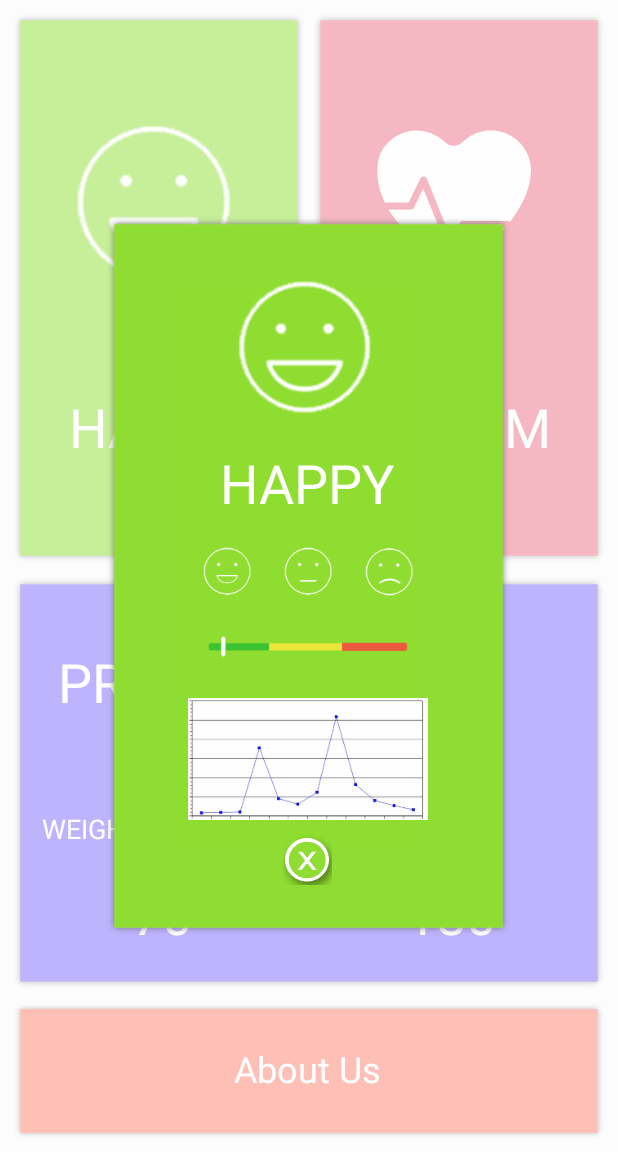
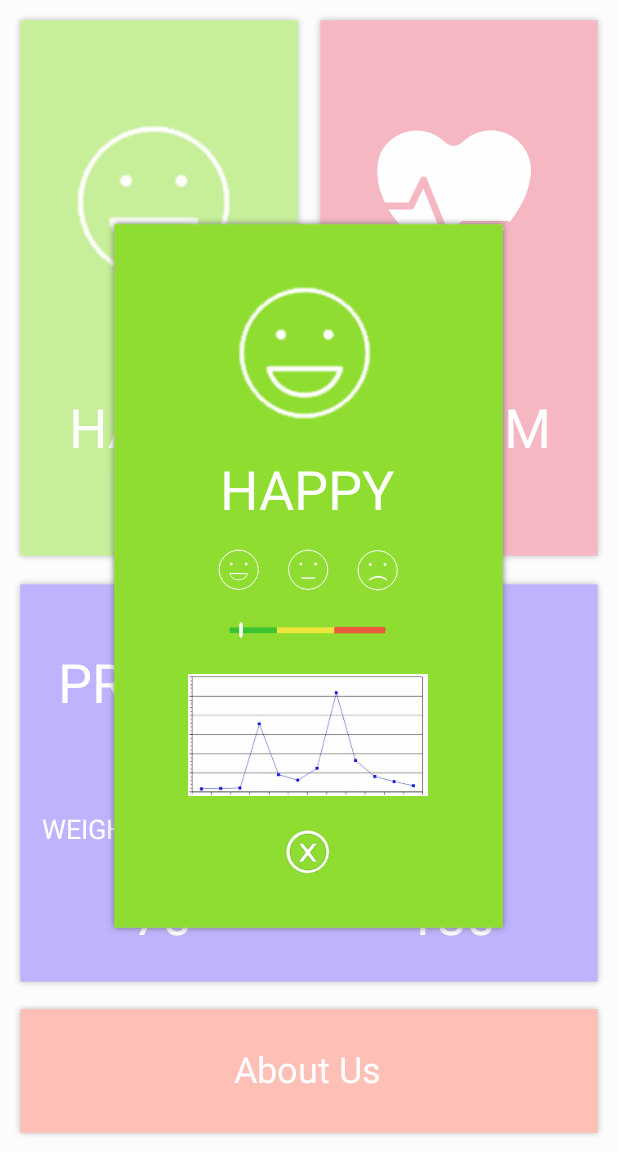
Before and after one commit to topzaza5166/StressCare, an Android app: the screen it shows after launch (MainActivity), after a tap on "HAPPY", on a phone screen of 412 x 824 dp, the part 84-1236 px from its top. Run offline under Robolectric (Android 15) with nearby library versions, the phone set to English and light mode, and no system bars.

Commit message:
Secon Version Project

```diff
--- a/app/src/main/res/layout/fragment_bpm_card.xml
+++ b/app/src/main/res/layout/fragment_bpm_card.xml
@@ -62,7 +62,7 @@
                 android:layout_gravity="center"
                 android:layout_width="wrap_content"
                 android:layout_height="wrap_content"
-                android:src="@drawable/x"
+                android:src="@drawable/x3"
                 android:clickable="true"/>
 
 
--- a/app/src/main/res/layout/fragment_mood_card.xml
+++ b/app/src/main/res/layout/fragment_mood_card.xml
@@ -37,14 +37,14 @@
             <ImageView
                 android:layout_marginTop="10dp"
                 android:layout_gravity="center"
-                android:layout_width="140dp"
-                android:layout_height="50dp"
+                android:layout_width="120dp"
+                android:layout_height="40dp"
                 android:src="@drawable/threeface"/>
 
             <ImageView
                 android:layout_gravity="center"
-                android:layout_width="140dp"
-                android:layout_height="50dp"
+                android:layout_width="110dp"
+                android:layout_height="40dp"
                 android:src="@drawable/threecolorbar"/>
 
             <ImageView
@@ -53,11 +53,12 @@
                 android:src="@drawable/line1"/>
 
             <ImageView
+                android:layout_marginTop="10dp"
                 android:id="@+id/x_close_button"
                 android:layout_gravity="center"
                 android:layout_width="wrap_content"
                 android:layout_height="wrap_content"
-                android:src="@drawable/x2"
+                android:src="@drawable/x3"
                 android:clickable="true"/>
 
         </LinearLayout>
```
Also changed, not shown: app/src/main/res/drawable-hdpi/x3.png (added), app/src/main/res/drawable-mdpi/x3.png (added), app/src/main/res/drawable-xhdpi/x3.png (added), app/src/main/res/drawable-xxhdpi/x3.png (added), app/src/main/res/drawable-xxxhdpi/x3.png (added).
